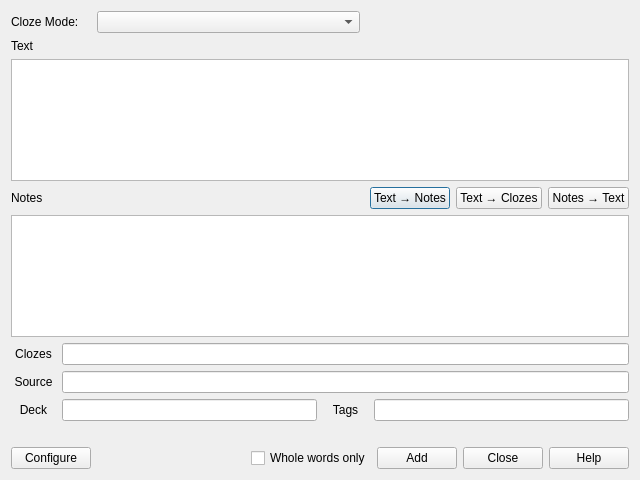
The window that mcd/dlgAddMcds.ui (tarix/mcdsupport) describes before a commit, drawn with Qt 5.
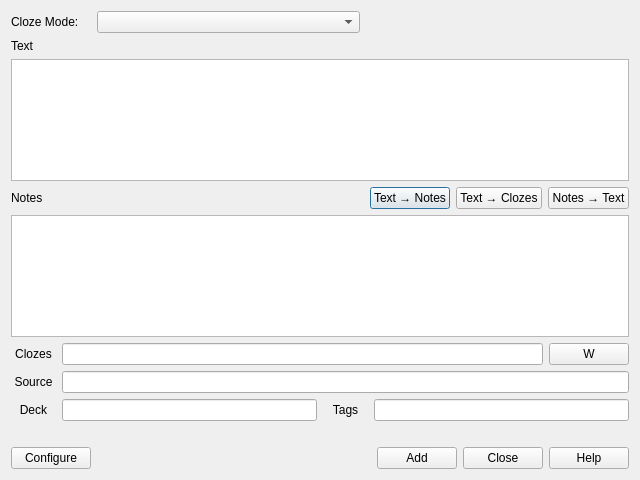
The same window after the commit.

Commit message: cleaned up whole words ui change; fixed tab order

```diff
--- a/mcd/dlgAddMcds.ui
+++ b/mcd/dlgAddMcds.ui
@@ -178,6 +178,25 @@
          </property>
         </widget>
        </item>
+       <item>
+        <widget class="QPushButton" name="tbtWholeWords">
+         <property name="sizePolicy">
+          <sizepolicy hsizetype="Fixed" vsizetype="Fixed">
+           <horstretch>0</horstretch>
+           <verstretch>0</verstretch>
+          </sizepolicy>
+         </property>
+         <property name="toolTip">
+          <string>Whole Words Only</string>
+         </property>
+         <property name="text">
+          <string>W</string>
+         </property>
+         <property name="checkable">
+          <bool>true</bool>
+         </property>
+        </widget>
+       </item>
       </layout>
      </item>
      <item>
@@ -338,13 +357,6 @@
          </property>
         </spacer>
        </item>
-       <item>
-         <widget class="QCheckBox" name="cbxWholeWord">
-           <property name="text">
-             <string>Whole words only</string>
-           </property>
-         </widget>
-       </item>
        <item>
         <widget class="QPushButton" name="pbtAdd">
          <property name="text">
```
Left out of the diff: 12 changed lines with no effect on the pictures. The commit also changes 1 other file.
